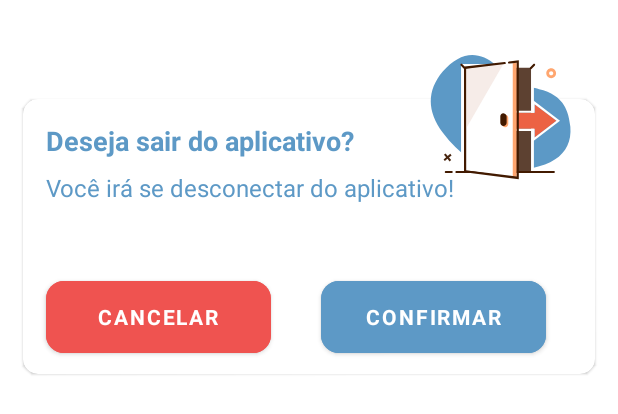
After one commit to IgorMontezuma20/Ufit, an Android app: the layout custom_exit_dialog.xml on its own in the app's theme, with its tools: preview values and no code run, on a phone screen of 412 x 824 dp. The commit adds this screen. Shown: the top 414 px of the screen. Run offline under Robolectric (Android 15) with nearby library versions, the phone set to English and light mode, and no system bars; Roboto replaces fonts that are not available here.

Commit message:
dialog para logout criada

```diff
--- a/app/src/main/java/com/app/ufit/ui/fragments/profile/ProfileFragment.kt
+++ b/app/src/main/java/com/app/ufit/ui/fragments/profile/ProfileFragment.kt
@@ -1,6 +1,9 @@
 package com.app.ufit.ui.fragments.profile
 
+import android.app.AlertDialog
 import android.content.Intent
+import android.graphics.Color
+import android.graphics.drawable.ColorDrawable
 import android.os.Bundle
 import android.view.LayoutInflater
 import android.view.View
@@ -10,6 +13,7 @@ import androidx.lifecycle.ViewModelProvider
 import androidx.navigation.fragment.findNavController
 import coil.load
 import com.app.ufit.R
+import com.app.ufit.databinding.CustomExitDialogBinding
 import com.app.ufit.databinding.FragmentProfileBinding
 import com.app.ufit.ui.MainActivity
 import com.app.ufit.ui.fragments.login.LoginFragment
@@ -40,8 +44,8 @@ class ProfileFragment : Fragment() {
         }
 
         binding.btnLogout.setOnClickListener {
-            logOff()
-            findNavController().navigate(R.id.action_profileFragment_to_loginFragment)
+            openDialogExit()
+
 
         }
 
@@ -73,6 +77,31 @@ class ProfileFragment : Fragment() {
 
     }
 
+    private fun openDialogExit() {
+        val view = LayoutInflater.from(requireContext()).inflate(R.layout.custom_exit_dialog, null)
+        val dialog = AlertDialog.Builder(requireContext()).setView(view)
+        val dialogBinding = CustomExitDialogBinding.bind(view)
+        val confirmButton = dialogBinding.confirmButton
+        val cancelButton = dialogBinding.cancelButton
+
+        val mAlertDialog = dialog.create().apply {
+            window?.setBackgroundDrawable(ColorDrawable(Color.TRANSPARENT))
+            setCancelable(false)
+            show()
+        }
+
+
+
+        confirmButton.setOnClickListener {
+            logOff()
+            findNavController().navigate(R.id.action_profileFragment_to_loginFragment)
+        }
+        cancelButton.setOnClickListener {
+            mAlertDialog.cancel()
+        }
+
+    }
+
     override fun onDestroy() {
         super.onDestroy()
 
--- /dev/null
+++ b/app/src/main/res/layout/custom_exit_dialog.xml
@@ -0,0 +1,104 @@
+<?xml version="1.0" encoding="utf-8"?>
+<androidx.constraintlayout.widget.ConstraintLayout xmlns:android="http://schemas.android.com/apk/res/android"
+    xmlns:app="http://schemas.android.com/apk/res-auto"
+    xmlns:tools="http://schemas.android.com/tools"
+    android:layout_width="match_parent"
+    android:layout_height="match_parent">
+
+    <com.airbnb.lottie.LottieAnimationView
+        android:layout_width="125dp"
+        android:layout_height="125dp"
+        android:layout_margin="15dp"
+        android:elevation="2dp"
+        app:lottie_autoPlay="true"
+        app:lottie_loop="true"
+        app:lottie_rawRes="@raw/exit"
+        app:layout_constraintEnd_toEndOf="parent"
+        app:layout_constraintTop_toTopOf="parent" />
+
+    <androidx.cardview.widget.CardView
+        android:layout_width="match_parent"
+        android:layout_height="wrap_content"
+        android:layout_marginStart="10dp"
+        android:layout_marginTop="60dp"
+        android:layout_marginEnd="10dp"
+        app:cardCornerRadius="10dp"
+        app:cardElevation="1dp"
+        app:cardUseCompatPadding="true"
+        app:layout_constraintEnd_toEndOf="parent"
+        app:layout_constraintStart_toStartOf="parent"
+        app:layout_constraintTop_toTopOf="parent">
+
+        <androidx.constraintlayout.widget.ConstraintLayout
+            android:layout_width="match_parent"
+            android:layout_height="match_parent">
+
+            <LinearLayout
+                android:id="@+id/linearLayout"
+                android:layout_width="match_parent"
+                android:layout_height="wrap_content"
+                android:layout_margin="15dp"
+                android:orientation="vertical"
+                app:layout_constraintEnd_toEndOf="parent"
+                app:layout_constraintStart_toStartOf="parent"
+                app:layout_constraintTop_toTopOf="parent">
+
+                <TextView
+                    android:layout_width="wrap_content"
+                    android:layout_height="wrap_content"
+                    android:text="Deseja sair do aplicativo?"
+                    android:textColor="@color/blue_700"
+                    android:textSize="18sp"
+                    android:textStyle="bold" />
+
+                <TextView
+                    android:layout_width="wrap_content"
+                    android:layout_height="wrap_content"
+                    android:layout_marginTop="8dp"
+                    android:text="Você irá se desconectar do aplicativo!"
+                    android:textColor="@color/blue_700"
+                    android:textSize="16sp" />
+
+            </LinearLayout>
+
+
+            <com.google.android.material.button.MaterialButton
+                android:id="@+id/confirm_button"
+                android:layout_width="150dp"
+                android:layout_height="60dp"
+                android:layout_marginStart="16dp"
+                android:layout_marginBottom="8dp"
+                android:layout_weight="1.2"
+                android:backgroundTint="@color/blue_700"
+                android:text="Confirmar"
+                android:textColor="@color/white"
+                android:textSize="14sp"
+                android:textStyle="bold"
+                app:cornerRadius="12dp"
+                app:layout_constraintBottom_toBottomOf="parent"
+                app:layout_constraintEnd_toEndOf="@+id/linearLayout"
+                app:layout_constraintStart_toEndOf="@+id/cancel_button" />
+
+            <com.google.android.material.button.MaterialButton
+                android:id="@+id/cancel_button"
+                android:layout_width="150dp"
+                android:layout_height="60dp"
+                android:layout_marginTop="45dp"
+                android:layout_marginBottom="8dp"
+                android:layout_weight="1.2"
+                android:backgroundTint="@color/red100"
+                android:text="Cancelar"
+                android:textColor="@color/white"
+                android:textSize="14sp"
+                android:textStyle="bold"
+                app:cornerRadius="12dp"
+                app:layout_constraintBottom_toBottomOf="parent"
+                app:layout_constraintStart_toStartOf="@+id/linearLayout"
+                app:layout_constraintTop_toBottomOf="@+id/linearLayout" />
+
+        </androidx.constraintlayout.widget.ConstraintLayout>
+
+    </androidx.cardview.widget.CardView>
+
+
+</androidx.constraintlayout.widget.ConstraintLayout>
--- a/app/src/main/res/values/colors.xml
+++ b/app/src/main/res/values/colors.xml
@@ -24,6 +24,7 @@
 
 
     <color name="red">#FF0000</color>
+    <color name="red100">#EF5350</color>
     <color name="light_gray">#646464</color>
     <color name="orange">#FF9800</color>
     <color name="blue">#1753EC</color>
```
Also changed, not shown: app/src/main/res/raw/exit.json (added, +1 -0 lines).
